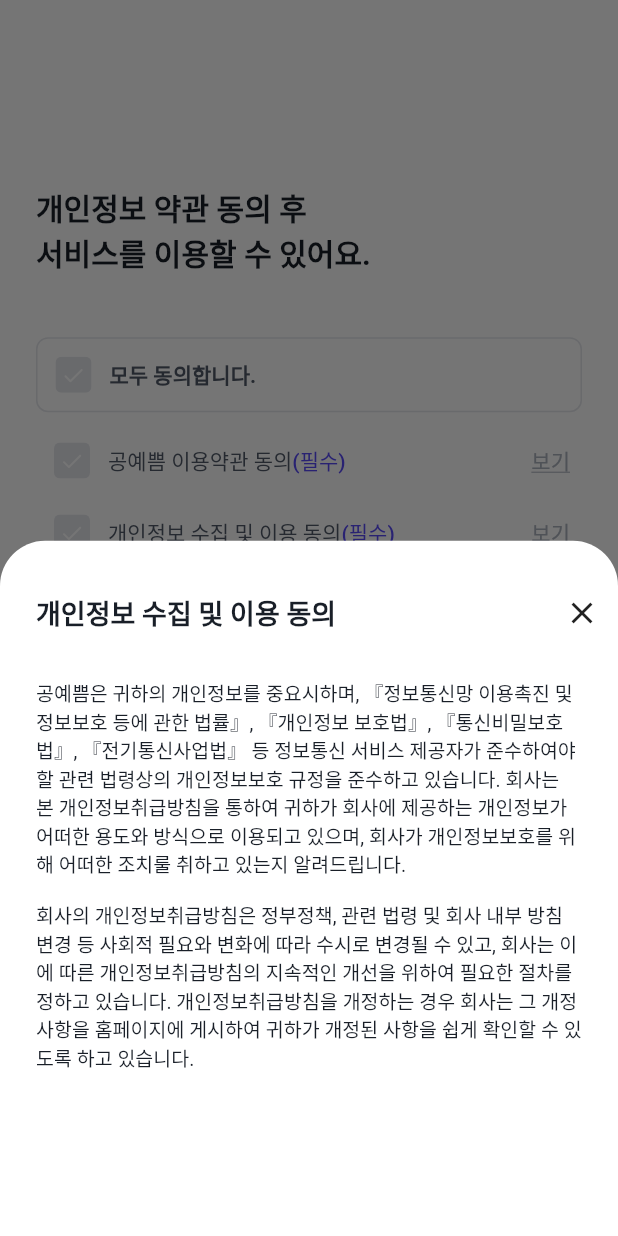
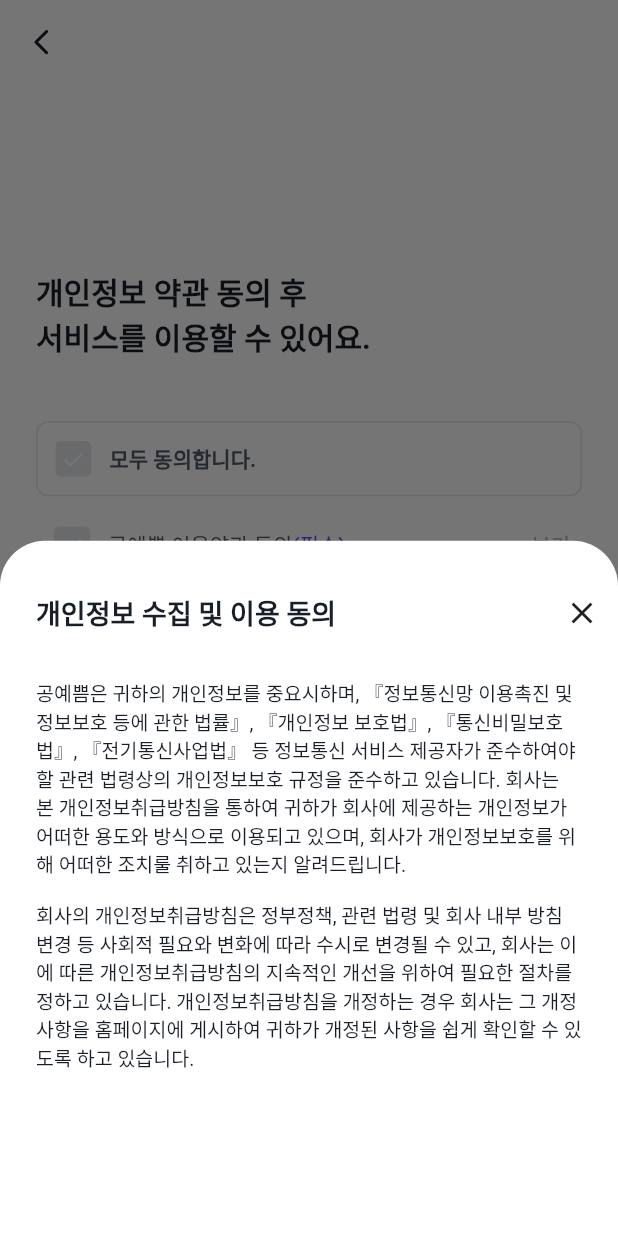
Before and after one commit to SW-Palindrome/Leporem-art-FE, a Flutter app: the screen it shows after launch, after a tap on "보기", on a phone screen of 412 x 824 dp. Run offline on Flutter 3.47's test engine with Material 2 defaults, Android fonts, the phone set to English and light mode, and no system bars; our stand-ins replace extended_image, firebase_analytics, firebase_core, flutter_dotenv, flutter_svg, get and 1 more; missing offline and left inert: amplitude_flutter, kakao_flutter_sdk; accounts and stored records are empty; Roboto replaces fonts that are missing (PretendardVariable).

Commit message:
Feat: Finish agreement screen

```diff
--- a/lib/src/screens/agreement.dart
+++ b/lib/src/screens/agreement.dart
@@ -4,6 +4,7 @@ import 'package:get/get.dart';
 import 'package:leporemart/src/controllers/agreement_controller.dart';
 import 'package:leporemart/src/screens/account_type.dart';
 import 'package:leporemart/src/theme/app_theme.dart';
+import 'package:leporemart/src/widgets/bottom_sheet.dart';
 import 'package:leporemart/src/widgets/next_button.dart';
 
 class Agreement extends GetView<AgreementController> {
@@ -12,6 +13,19 @@ class Agreement extends GetView<AgreementController> {
   @override
   Widget build(BuildContext context) {
     return Scaffold(
+      appBar: AppBar(
+        elevation: 0,
+        leading: IconButton(
+          icon: SvgPicture.asset(
+            'assets/icons/arrow_left.svg',
+            width: 24,
+          ),
+          onPressed: () {
+            Get.back();
+          },
+        ),
+        title: Text('Agreement'),
+      ),
       body: SafeArea(
         child: Padding(
           padding: EdgeInsets.symmetric(horizontal: 24),
@@ -140,53 +154,15 @@ class Agreement extends GetView<AgreementController> {
         InkWell(
           onTap: () {
             Get.bottomSheet(
-              Column(
-                children: [
-                  Padding(
-                    padding: const EdgeInsets.only(top: 24, left: 24),
-                    child: Row(
-                      mainAxisAlignment: MainAxisAlignment.spaceBetween,
-                      children: [
-                        Text(
-                          "개인정보 수집 및 이용 동의",
-                          style: const TextStyle(
-                            color: const Color(0xff191f28),
-                            fontWeight: FontWeight.w600,
-                            fontFamily: "PretendardVariable",
-                            fontStyle: FontStyle.normal,
-                            fontSize: 18,
-                          ),
-                        ),
-                        IconButton(
-                          icon: Icon(Icons.close),
-                          onPressed: () {
-                            Get.back(); // bottomSheet 닫기
-                          },
-                        ),
-                      ],
-                    ),
-                  ),
-                  Padding(
-                    padding:
-                        const EdgeInsets.only(top: 20, left: 24, right: 24),
-                    child: Text(
-                        "공예쁨은 귀하의 개인정보를 중요시하며, 『정보통신망 이용촉진 및 정보보호 등에 관한 법률』, 『개인정보 보호법』, 『통신비밀보호법』, 『전기통신사업법』 등 정보통신 서비스 제공자가 준수하여야 할 관련 법령상의 개인정보보호 규정을 준수하고 있습니다. 회사는 본 개인정보취급방침을 통하여 귀하가 회사에 제공하는 개인정보가 어떠한 용도와 방식으로 이용되고 있으며, 회사가 개인정보보호를 위해 어떠한 조치룰 취하고 있는지 알려드립니다.\n\n회사의 개인정보취급방침은 정부정책, 관련 법령 및 회사 내부 방침 변경 등 사회적 필요와 변화에 따라 수시로 변경될 수 있고, 회사는 이에 따른 개인정보취급방침의 지속적인 개선을 위하여 필요한 절차를 정하고 있습니다. 개인정보취급방침을 개정하는 경우 회사는 그 개정사항을 홈페이지에 게시하여 귀하가 개정된 사항을 쉽게 확인할 수 있도록 하고 있습니다.",
-                        style: const TextStyle(
-                            color: const Color(0xff191f28),
-                            fontWeight: FontWeight.w400,
-                            fontFamily: "PretendardVariable",
-                            fontStyle: FontStyle.normal,
-                            fontSize: 13),
-                        textAlign: TextAlign.left),
-                  ),
-                ],
+              MyBottomSheet(
+                title: "개인정보 수집 및 이용 동의",
+                description:
+                    "공예쁨은 귀하의 개인정보를 중요시하며, 『정보통신망 이용촉진 및 정보보호 등에 관한 법률』, 『개인정보 보호법』, 『통신비밀보호법』, 『전기통신사업법』 등 정보통신 서비스 제공자가 준수하여야 할 관련 법령상의 개인정보보호 규정을 준수하고 있습니다. 회사는 본 개인정보취급방침을 통하여 귀하가 회사에 제공하는 개인정보가 어떠한 용도와 방식으로 이용되고 있으며, 회사가 개인정보보호를 위해 어떠한 조치룰 취하고 있는지 알려드립니다.\n\n회사의 개인정보취급방침은 정부정책, 관련 법령 및 회사 내부 방침 변경 등 사회적 필요와 변화에 따라 수시로 변경될 수 있고, 회사는 이에 따른 개인정보취급방침의 지속적인 개선을 위하여 필요한 절차를 정하고 있습니다. 개인정보취급방침을 개정하는 경우 회사는 그 개정사항을 홈페이지에 게시하여 귀하가 개정된 사항을 쉽게 확인할 수 있도록 하고 있습니다.",
               ),
-              enableDrag: false,
               backgroundColor: Colors.white,
               shape: RoundedRectangleBorder(
-                borderRadius: BorderRadius.only(
-                  topLeft: Radius.circular(30.0),
-                  topRight: Radius.circular(30.0),
+                borderRadius: BorderRadius.vertical(
+                  top: Radius.circular(30.0),
                 ),
               ),
             );
--- /dev/null
+++ b/lib/src/widgets/bottom_sheet.dart
@@ -0,0 +1,56 @@
+import 'package:flutter/material.dart';
+import 'package:get/get.dart';
+
+class MyBottomSheet extends StatelessWidget {
+  const MyBottomSheet({
+    super.key,
+    required this.title,
+    required this.description,
+  });
+
+  final String title;
+  final String description;
+
+  @override
+  Widget build(BuildContext context) {
+    return Column(
+      children: [
+        Padding(
+          padding: const EdgeInsets.only(top: 24, left: 24),
+          child: Row(
+            mainAxisAlignment: MainAxisAlignment.spaceBetween,
+            children: [
+              Text(
+                title,
+                style: const TextStyle(
+                  color: const Color(0xff191f28),
+                  fontWeight: FontWeight.w600,
+                  fontFamily: "PretendardVariable",
+                  fontStyle: FontStyle.normal,
+                  fontSize: 18,
+                ),
+              ),
+              IconButton(
+                icon: Icon(Icons.close),
+                onPressed: () {
+                  Get.back(); // bottomSheet 닫기
+                },
+              ),
+            ],
+          ),
+        ),
+        Padding(
+          padding: const EdgeInsets.only(top: 20, left: 24, right: 24),
+          child: Text(description,
+              style: const TextStyle(
+                  color: const Color(0xff191f28),
+                  fontWeight: FontWeight.w400,
+                  fontFamily: "PretendardVariable",
+                  fontStyle: FontStyle.normal,
+                  fontSize: 13),
+              textAlign: TextAlign.left),
+        ),
+      ],
+    );
+  }
+}
```
Also changed, not shown: assets/icons/arrow_left.svg (added).
